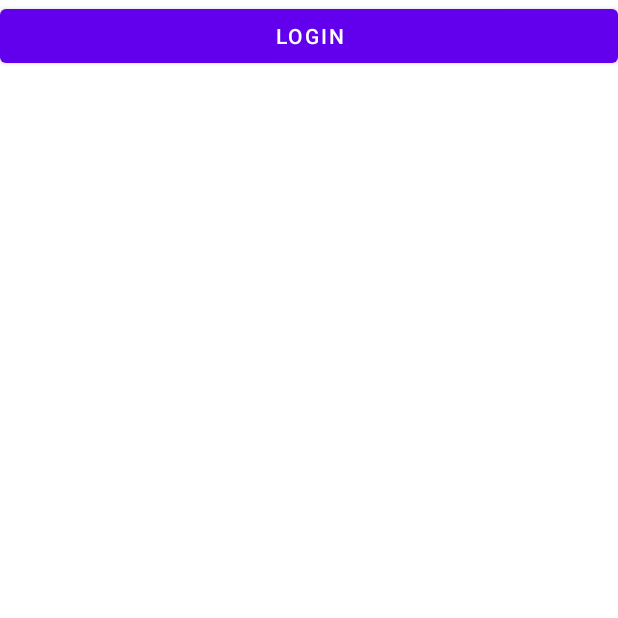
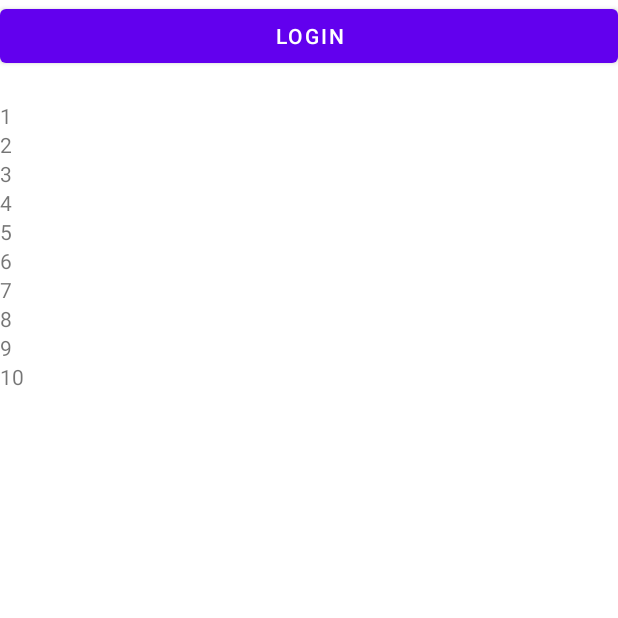
Before and after one commit to Yopaz-Co-Ltd/android-base, an Android app: the screen it shows after launch (MainActivity), on a phone screen of 412 x 824 dp, the top half of it. Run offline under Robolectric (Android 15) with nearby library versions, the phone set to English and light mode, and no system bars; our stand-ins replace Room's generated code, data binding; libraries missing offline, so code that uses them is left out: com.readystatesoftware.chuck; 4 statements that could not run were skipped.

Commit message:
Add swipe_refresh_layout to recycler view, add base recycler view adapter

```diff
--- a/app/build.gradle
+++ b/app/build.gradle
@@ -129,4 +129,7 @@ dependencies {
 
     //Android Browser
     implementation "androidx.browser:browser:$rootProject.ext.lib_versions.browser"
+
+    //Swipe Refresh Layout
+    implementation "androidx.swiperefreshlayout:swiperefreshlayout:$rootProject.ext.lib_versions.swipe_refresh_layout"
 }
--- /dev/null
+++ b/app/src/main/java/com/kira/android_base/base/ui/widgets/recyclerview/BaseRecyclerView.kt
@@ -0,0 +1,57 @@
+package com.kira.android_base.base.ui.widgets.recyclerview
+
+import android.content.Context
+import android.util.AttributeSet
+import android.view.LayoutInflater
+import android.widget.FrameLayout
+import androidx.databinding.DataBindingUtil
+import androidx.recyclerview.widget.LinearLayoutManager
+import androidx.recyclerview.widget.RecyclerView
+import androidx.swiperefreshlayout.widget.SwipeRefreshLayout
+import com.kira.android_base.R
+import com.kira.android_base.databinding.ComponentBaseRecyclerViewBinding
+
+class BaseRecyclerView : FrameLayout {
+
+    constructor(context: Context) : super(context)
+    constructor(context: Context, attributeSet: AttributeSet) : super(context, attributeSet)
+    constructor(context: Context, attributeSet: AttributeSet, defStyleAttr: Int) : super(
+        context,
+        attributeSet,
+        defStyleAttr
+    )
+
+    private val binding: ComponentBaseRecyclerViewBinding = DataBindingUtil.inflate(
+        LayoutInflater.from(context),
+        R.layout.component_base_recycler_view,
+        this,
+        false
+    )
+
+    init {
+        addView(binding.root)
+        binding.rvBaseRecyclerView.layoutManager =
+            LinearLayoutManager(context, LinearLayoutManager.VERTICAL, false)
+    }
+
+    fun setLayoutManager(layoutManager: RecyclerView.LayoutManager) {
+        binding.rvBaseRecyclerView.layoutManager = layoutManager
+    }
+
+    fun setAdapter(adapter: RecyclerView.Adapter<BaseRecyclerViewAdapter.ViewHolder>) {
+        binding.rvBaseRecyclerView.adapter = adapter
+    }
+
+    fun setOnRefreshListener(onRefreshListener: SwipeRefreshLayout.OnRefreshListener) {
+        binding.srlBaseRecyclerView.isEnabled = true
+        binding.srlBaseRecyclerView.setOnRefreshListener(onRefreshListener)
+    }
+
+    fun notifyDataSetChanged() {
+        binding.rvBaseRecyclerView.adapter?.notifyDataSetChanged()
+    }
+
+    fun stopRefreshing() {
+        binding.srlBaseRecyclerView.isRefreshing = false
+    }
+}
--- /dev/null
+++ b/app/src/main/java/com/kira/android_base/base/ui/widgets/recyclerview/BaseRecyclerViewAdapter.kt
@@ -0,0 +1,32 @@
+package com.kira.android_base.base.ui.widgets.recyclerview
+
+import android.view.LayoutInflater
+import android.view.ViewGroup
+import androidx.databinding.DataBindingUtil
+import androidx.databinding.ViewDataBinding
+import androidx.recyclerview.widget.RecyclerView
+
+abstract class BaseRecyclerViewAdapter<T>(
+    private val itemLayoutResId: Int
+) : RecyclerView.Adapter<BaseRecyclerViewAdapter.ViewHolder>() {
+
+    var list = mutableListOf<T>()
+
+    override fun onCreateViewHolder(parent: ViewGroup, viewType: Int): ViewHolder {
+        return ViewHolder(
+            DataBindingUtil.inflate(
+                LayoutInflater.from(parent.context),
+                itemLayoutResId,
+                parent,
+                false
+            )
+        )
+    }
+
+    override fun getItemCount(): Int {
+        return list.size
+    }
+
+    class ViewHolder(val viewDataBinding: ViewDataBinding) :
+        RecyclerView.ViewHolder(viewDataBinding.root)
+}
--- a/app/src/main/java/com/kira/android_base/main/fragments/login/LoginFragment.kt
+++ b/app/src/main/java/com/kira/android_base/main/fragments/login/LoginFragment.kt
@@ -20,7 +20,17 @@ class LoginFragment : BaseFragment(R.layout.fragment_login), View.OnClickListene
     private val viewModel: LoginViewModel by currentScope.viewModel(this)
 
     override fun initViews() {
-        (viewDataBinding as FragmentLoginBinding?)?.onClickListener = this
+        (viewDataBinding as FragmentLoginBinding?)?.apply {
+            onClickListener = this@LoginFragment
+            brvLogin.apply {
+                setAdapter(LoginRecyclerViewAdapter().apply {
+                    list.addAll((1..10).map { "$it" })
+                })
+                setOnRefreshListener {
+                    Log.d(TAG, "initViews: setOnRefreshListener")
+                }
+            }
+        }
         mainActivity?.hideStatusBar()
     }
 
--- /dev/null
+++ b/app/src/main/java/com/kira/android_base/main/fragments/login/LoginRecyclerViewAdapter.kt
@@ -0,0 +1,15 @@
+package com.kira.android_base.main.fragments.login
+
+import com.kira.android_base.R
+import com.kira.android_base.base.ui.widgets.recyclerview.BaseRecyclerViewAdapter
+import com.kira.android_base.databinding.ItemLoginBaseRecyclerViewBinding
+
+class LoginRecyclerViewAdapter :
+    BaseRecyclerViewAdapter<String>(R.layout.item_login_base_recycler_view) {
+    override fun onBindViewHolder(holder: ViewHolder, position: Int) {
+        (holder.viewDataBinding as ItemLoginBaseRecyclerViewBinding?)?.apply {
+            tvName.text = list[position]
+            executePendingBindings()
+        }
+    }
+}
--- /dev/null
+++ b/app/src/main/res/layout/component_base_recycler_view.xml
@@ -0,0 +1,14 @@
+<?xml version="1.0" encoding="utf-8"?>
+<layout>
+
+    <androidx.swiperefreshlayout.widget.SwipeRefreshLayout xmlns:android="http://schemas.android.com/apk/res/android"
+        android:id="@+id/srl_base_recycler_view"
+        android:layout_width="match_parent"
+        android:layout_height="match_parent">
+
+        <androidx.recyclerview.widget.RecyclerView
+            android:id="@+id/rv_base_recycler_view"
+            android:layout_width="match_parent"
+            android:layout_height="match_parent" />
+    </androidx.swiperefreshlayout.widget.SwipeRefreshLayout>
+</layout>
--- a/app/src/main/res/layout/fragment_login.xml
+++ b/app/src/main/res/layout/fragment_login.xml
@@ -26,11 +26,19 @@
             app:layout_constraintTop_toTopOf="parent" />
 
         <TextView
+            android:id="@+id/tv_name"
             android:layout_width="match_parent"
             android:layout_height="wrap_content"
             android:gravity="center_horizontal"
             android:text="@{loginResponse.name}"
             android:textColor="@android:color/black"
             app:layout_constraintTop_toBottomOf="@id/b_login" />
+
+        <com.kira.android_base.base.ui.widgets.recyclerview.BaseRecyclerView
+            android:id="@+id/brv_login"
+            android:layout_width="match_parent"
+            android:layout_height="@dimen/space_0"
+            app:layout_constraintBottom_toBottomOf="parent"
+            app:layout_constraintTop_toBottomOf="@id/tv_name" />
     </androidx.constraintlayout.widget.ConstraintLayout>
 </layout>
--- /dev/null
+++ b/app/src/main/res/layout/item_login_base_recycler_view.xml
@@ -0,0 +1,8 @@
+<?xml version="1.0" encoding="utf-8"?>
+<layout>
+
+    <TextView xmlns:android="http://schemas.android.com/apk/res/android"
+        android:id="@+id/tv_name"
+        android:layout_width="match_parent"
+        android:layout_height="wrap_content" />
+</layout>
--- a/build.gradle
+++ b/build.gradle
@@ -3,22 +3,24 @@ buildscript {
     ext {
         kotlin_version = "1.5.31"
         lib_versions = [
-                multidex       : '2.0.1',
-                koin           : '2.1.6',
-                lifecycle      : '2.4.0',
-                chucker        : '2.0.4',
-                okhttp3        : '4.9.1',
-                logging_okhttp3: '4.4.0',
-                retrofit       : '2.9.0',
-                moshi_retrofit : '2.7.2',
-                rxjava         : '2.2.21',
-                rxkotlin       : '2.4.0',
-                rxandroid      : '2.1.1',
-                moshi          : '1.12.0',
-                room           : '2.4.0-alpha03',
-                room_compiler  : '2.2.5',
-                loading        : '1.4.0',
-                glide          : '4.12.0'
+                multidex            : '2.0.1',
+                koin                : '2.1.6',
+                lifecycle           : '2.4.0',
+                chucker             : '2.0.4',
+                okhttp3             : '4.9.1',
+                logging_okhttp3     : '4.4.0',
+                retrofit            : '2.9.0',
+                moshi_retrofit      : '2.7.2',
+                rxjava              : '2.2.21',
+                rxkotlin            : '2.4.0',
+                rxandroid           : '2.1.1',
+                moshi               : '1.12.0',
+                room                : '2.4.0-alpha03',
+                room_compiler       : '2.2.5',
+                loading             : '1.4.0',
+                glide               : '4.12.0',
+                browser             : '1.3.0',
+                swipe_refresh_layout: '1.1.0'
         ]
     }
     repositories {
```
